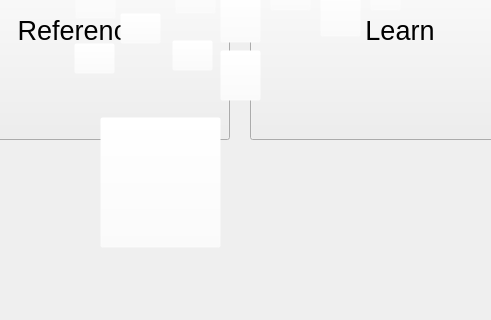
Old version of the form mainwindow.ui in the repository davidclark495/Bartending-Sim-Mirror; both pictures show x 120 to 611 and y 390 to 710 of the 1303 by 900 pixel window.
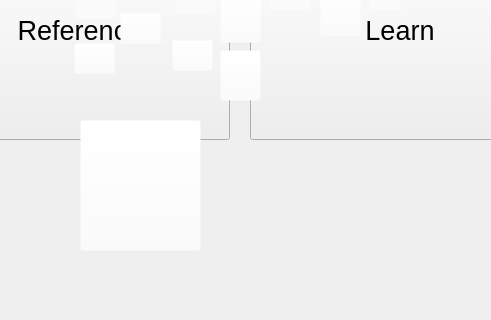
New version of the form. Icons and pictures are not drawn.

The edit to the form file:
```diff
--- a/mainwindow.ui
+++ b/mainwindow.ui
@@ -1682,9 +1682,9 @@
    <widget class="QLabel" name="bottle1Label">
     <property name="geometry">
      <rect>
-      <x>450</x>
+      <x>470</x>
       <y>460</y>
-      <width>81</width>
+      <width>61</width>
       <height>161</height>
      </rect>
     </property>
@@ -1698,8 +1698,8 @@
    <widget class="QToolButton" name="shakerButton">
     <property name="geometry">
      <rect>
-      <x>220</x>
-      <y>507</y>
+      <x>200</x>
+      <y>510</y>
       <width>121</width>
       <height>131</height>
      </rect>
```
Left out of the diff: 40 changed lines with no effect on the pictures.
